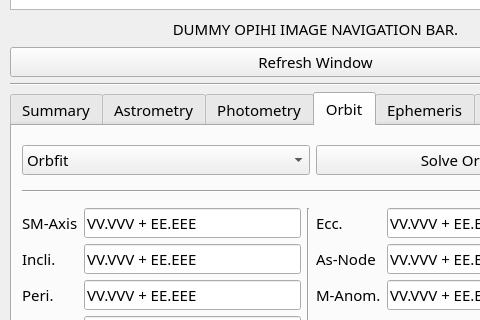
The window that src/opihiexarata/gui/qtui/manual.ui (psmd-iberutaru/OpihiExarata) describes before a commit, drawn with Qt 5; both pictures show x 0 to 480 and y 445 to 765 of the 634 by 873 pixel window.
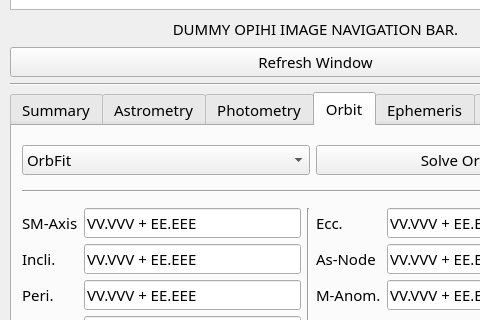
The same window after the commit. The open tabs and pages were chosen to show the change.

```diff
--- a/src/opihiexarata/gui/qtui/manual.ui
+++ b/src/opihiexarata/gui/qtui/manual.ui
@@ -545,7 +545,7 @@
                <widget class="QComboBox" name="combo_box_orbit_solve_engine">
                 <item>
                  <property name="text">
-                  <string>Orbfit</string>
+                  <string>OrbFit</string>
                  </property>
                 </item>
                 <item>
```
Left out of the diff: 4 changed lines with no effect on the pictures.
